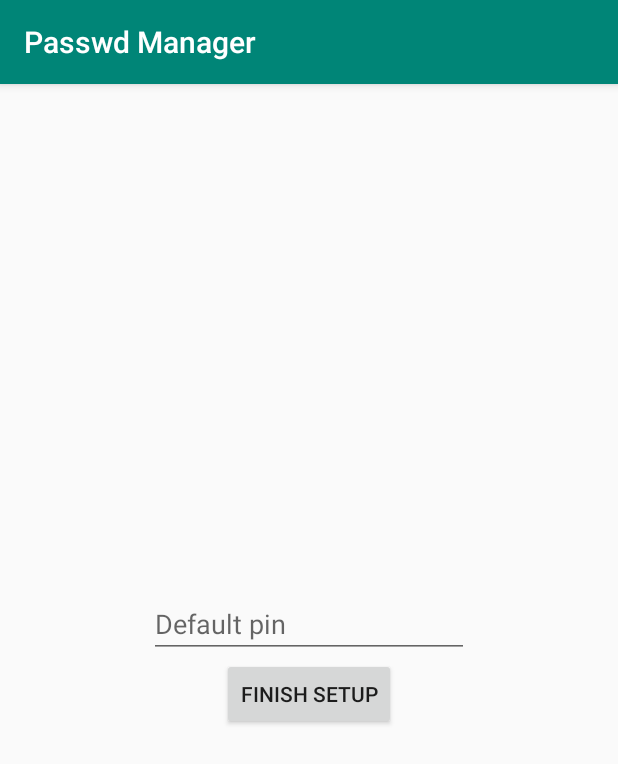
After one commit to tujh2/Passwd-Manager, an Android app: the fragment DefaultSettingsFragment placed in its activity, on a phone screen of 412 x 824 dp. The commit adds this screen. Shown: the top 764 px of the screen. Run offline under Robolectric (Android 15) with nearby library versions, the phone set to English and light mode, and no system bars.

Commit message:
Fixed unlock

```diff
--- a/app/src/main/java/com/wnp/passwdmanager/AuthPart/AuthActivity.java
+++ b/app/src/main/java/com/wnp/passwdmanager/AuthPart/AuthActivity.java
@@ -25,10 +25,7 @@ public class AuthActivity extends AppCompatActivity {
         if( body.has(getResources().getString(R.string.status)) ) {
             try {
                 if( body.getString(getResources().getString(R.string.status)).equals("logged") ){
-                    AuthActivity.getInstance().getPreferences(Context.MODE_PRIVATE).edit().putString("status", "logged")
-                            .putString(getResources().getString(R.string.pin), "admin")
-                            .apply();
-                    switchActivity();
+                    navigator.navigateToFragment(new DefaultSettingsFragment(), false);
                 }
             } catch (JSONException e) {
                 e.printStackTrace();
--- /dev/null
+++ b/app/src/main/java/com/wnp/passwdmanager/AuthPart/DefaultSettingsFragment.java
@@ -0,0 +1,31 @@
+package com.wnp.passwdmanager.AuthPart;
+
+import android.content.Context;
+import android.os.Bundle;
+import android.view.LayoutInflater;
+import android.view.View;
+import android.view.ViewGroup;
+import android.widget.EditText;
+
+import androidx.annotation.NonNull;
+import androidx.annotation.Nullable;
+import androidx.fragment.app.Fragment;
+
+import com.wnp.passwdmanager.R;
+
+public class DefaultSettingsFragment extends Fragment {
+    @Nullable
+    @Override
+    public View onCreateView(@NonNull LayoutInflater inflater, @Nullable ViewGroup container, @Nullable Bundle savedInstanceState) {
+        View view = inflater.inflate(R.layout.default_settings_fragment, container, false);
+        EditText pinText = view.findViewById(R.id.pin);
+        view.findViewById(R.id.finish_but).setOnClickListener(v -> {
+            AuthActivity.getInstance().getPreferences(Context.MODE_PRIVATE).edit()
+                    .putString(getResources().getString(R.string.pin), pinText.getText().toString())
+                    .putString(getResources().getString(R.string.status), "logged")
+                    .apply();
+            AuthActivity.getInstance().switchActivity();
+        });
+        return view;
+    }
+}
--- /dev/null
+++ b/app/src/main/res/layout/default_settings_fragment.xml
@@ -0,0 +1,19 @@
+<?xml version="1.0" encoding="utf-8"?>
+<RelativeLayout xmlns:android="http://schemas.android.com/apk/res/android"
+    android:layout_width="wrap_content" android:layout_height="wrap_content"
+    android:layout_gravity="center">
+    <EditText
+        android:id="@+id/pin"
+        android:hint="@string/default_pin"
+        android:layout_width="wrap_content"
+        android:layout_height="wrap_content"
+        android:inputType="textPassword"
+        android:ems="10"/>
+    <Button
+        android:id="@+id/finish_but"
+        android:layout_width="wrap_content"
+        android:layout_height="wrap_content"
+        android:text="@string/finish_setup"
+        android:layout_below="@+id/pin"
+        android:layout_centerHorizontal="true"/>
+</RelativeLayout>
--- a/app/src/main/res/values/strings.xml
+++ b/app/src/main/res/values/strings.xml
@@ -9,4 +9,6 @@
     <string name="register">REGISTER</string>
     <string name="pin">pin</string>
     <string name="status">status</string>
+    <string name="default_pin">Default pin</string>
+    <string name="finish_setup">Finish setup</string>
 </resources>
```
